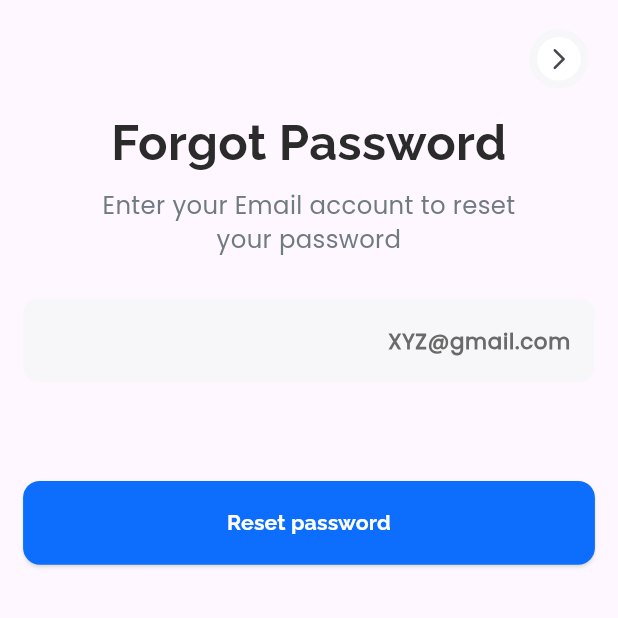
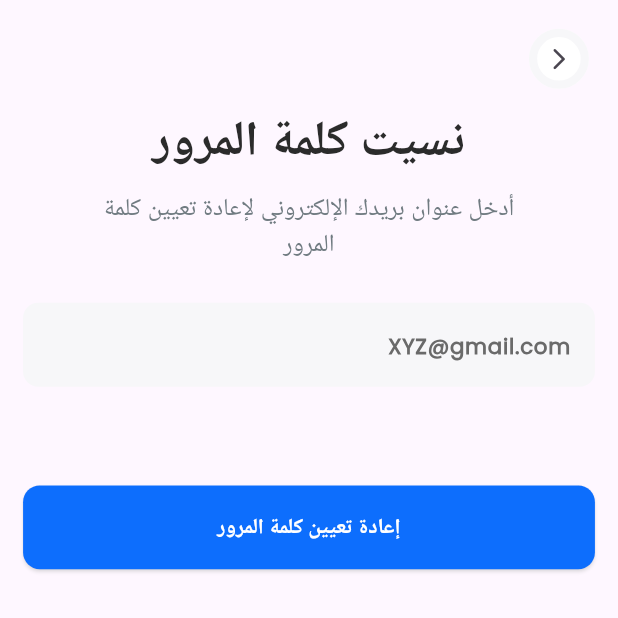
Before and after one commit to mostafa1255/Nike_Vendors_App, a Flutter app: the ForgetPasswordScreen screen opened by its route, on a phone screen of 412 x 824 dp, the top half of it. Run offline on Flutter 3.47's test engine with Material 3 defaults, Android fonts, the phone set to English and light mode, and no system bars; our stand-ins replace auto_size_text, awesome_notifications, bloc, cloud_firestore, dartz, dio and 15 more; missing offline and left inert: dart:ffi; accounts and stored records are empty.

Commit message:
Translate Forget Password Screen

```diff
--- a/lib/app/router/app_router.dart
+++ b/lib/app/router/app_router.dart
@@ -27,7 +27,7 @@ abstract class Approuter {
     routes: [
       GoRoute(
         path: initial,
-        builder: (context, state) => RegisterScreen(),
+        builder: (context, state) => ForgetPasswordScreen(),
       ),
       GoRoute(
         path: registerscreen,
--- a/lib/app/views/screens/auth/widgets/CustomAlertDialog.dart
+++ b/lib/app/views/screens/auth/widgets/CustomAlertDialog.dart
@@ -1,5 +1,6 @@
 import 'package:flutter/material.dart';
 import 'package:flutter_screenutil/flutter_screenutil.dart';
+import '../../../../../generated/l10n.dart';
 import '../../../../core/constants.dart';
 import '../../../../core/styles/App_Colors.dart';
 import '../../../../core/styles/App_Image.dart';
@@ -27,7 +28,7 @@ class CustomForgetPasswordAlertDialog extends StatelessWidget {
         child: Column(
           children: [
             Text(
-              "Check your email",
+              S.of(context).check_your_email,
               style: Txtstyle.style16(context: context).copyWith(
                   color: AppColors.kFontColor,
                   fontWeight: FontWeight.bold,
@@ -37,7 +38,7 @@ class CustomForgetPasswordAlertDialog extends StatelessWidget {
             SizedBox(
               width: 230.w,
               child: Text(
-                "We have send link to your email to reset password",
+                S.of(context).we_have_send_link_to_your_email_to_reset_password,
                 textAlign: TextAlign.center,
                 style: Txtstyle.style16(context: context).copyWith(
                     color: AppColors.kGreyColorB81,
--- a/lib/app/views/screens/auth/widgets/ForgetPasswordForm.dart
+++ b/lib/app/views/screens/auth/widgets/ForgetPasswordForm.dart
@@ -1,3 +1,4 @@
+import '../../../../../generated/l10n.dart';
 import '../../../../core/tools/App_Regex.dart';
 import '../../../../core/tools/global_keys.dart';
 import '../../../../core/tools/reg_imp.dart';
@@ -21,7 +22,7 @@ class _ForgetPasswordFormState extends State<ForgetPasswordForm> {
       child: CustomTextFormField(
         validator: (value) {
           if (value == null || value.isEmpty || !AppRegex.isEmailValid(value)) {
-            return "Please enter your correct Email";
+            return S.of(context).please_enter_correct_email;
           }
         },
         stringController: BlocProvider.of<LoginCubit>(context).emailController,
--- a/lib/app/views/screens/auth/widgets/ForgetPasswordScreenBody.dart
+++ b/lib/app/views/screens/auth/widgets/ForgetPasswordScreenBody.dart
@@ -1,4 +1,5 @@
 import 'package:nike_app_vendors/app/core/functions/Snack_Bar.dart';
+import '../../../../../generated/l10n.dart';
 import '../../../../core/styles/App_Colors.dart';
 import '../../../../core/styles/text_Style.dart';
 import '../../../../core/tools/global_keys.dart';
@@ -32,7 +33,7 @@ class ForgetPasswordScreenBody extends StatelessWidget {
           Align(
             alignment: Alignment.center,
             child: Text(
-              "Forgot Password",
+              S.of(context).forgot_Password,
               style: Txtstyle.style32(context: context).copyWith(
                   color: AppColors.kFontColor, fontWeight: FontWeight.bold),
             ),
@@ -45,7 +46,7 @@ class ForgetPasswordScreenBody extends StatelessWidget {
             child: SizedBox(
               width: 260.w,
               child: Text(
-                "Enter your Email account to reset your password",
+                S.of(context).enter_Email_to_Reset_Password,
                 textAlign: TextAlign.center,
                 style: Txtstyle.style16(context: context)
                     .copyWith(color: AppColors.kGreyColorB81),
@@ -58,7 +59,7 @@ class ForgetPasswordScreenBody extends StatelessWidget {
           CustomMainButton(
             width: 375.w,
             fcolorWhite: true,
-            txt: "Reset password",
+            txt: S.of(context).reset_Password,
             color: AppColors.kPrimaryColor,
             onPressed: () async {
               if (GlobalKeys.riKey3.currentState!.validate()) {
@@ -67,8 +68,8 @@ class ForgetPasswordScreenBody extends StatelessWidget {
                         .emailController
                         .text);
               } else {
-                customsnackBar(
-                    context, " Please Enter Valid Email", Colors.red);
+                customsnackBar(context,
+                    S.of(context).please_enter_correct_email, Colors.red);
               }
             },
           ),
--- a/lib/l10n/intl_ar.arb
+++ b/lib/l10n/intl_ar.arb
@@ -23,4 +23,11 @@
 "sign_In": "تسجيل الدخول",
 "new_User": "مستخدم جديد؟ ",
 "create_Account": "إنشاء حساب"
+,"forgot_Password":"نسيت كلمة المرور" ,
+"enter_Email_to_Reset_Password":"أدخل عنوان بريدك الإلكتروني لإعادة تعيين كلمة المرور",
+"reset_Password":"إعادة تعيين كلمة المرور" ,
+"check_your_email":"تحقق من بريدك الإلكتروني",
+"we_have_send_link_to_your_email_to_reset_password":"لقد قمنا بإرسال رابط إلى بريدك الإلكتروني لإعادة تعيين كلمة المرور"
+
+
 }
--- a/lib/l10n/intl_en.arb
+++ b/lib/l10n/intl_en.arb
@@ -23,5 +23,9 @@
 "sign_In":"Sign In",
 "new_User":"New User? ",
 "create_Account":"Create Account"
-
+,"forgot_Password":"Forgot Password"
+,"enter_Email_to_Reset_Password":"Enter your Email account to reset your password",
+"reset_Password":"Reset Password"
+,"check_your_email":"Check your email",
+"we_have_send_link_to_your_email_to_reset_password":"We have send link to your email to reset password"
 }
```
Also changed, not shown: lib/generated/intl/messages_ar.dart, lib/generated/intl/messages_en.dart, lib/generated/l10n.dart.
